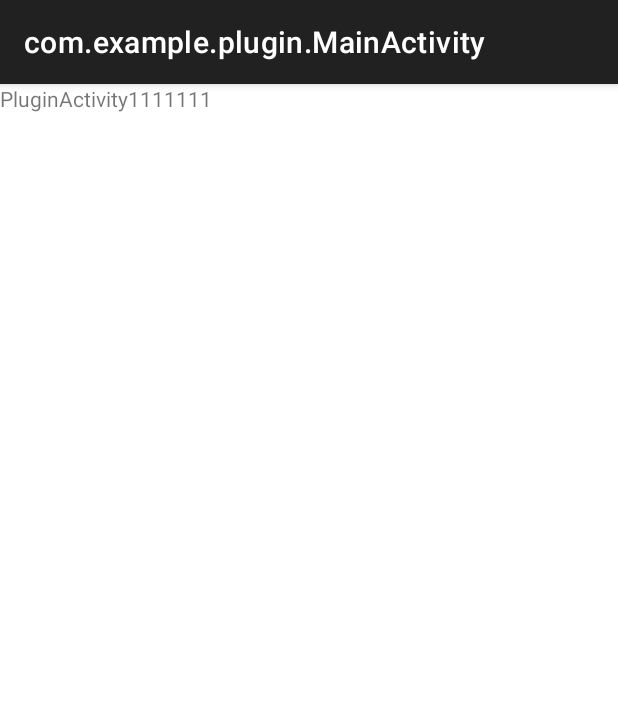
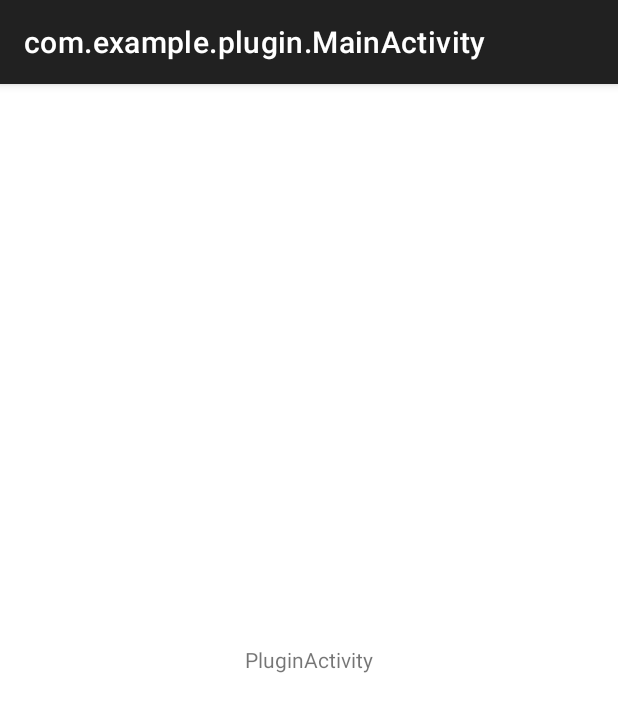
Before and after one commit to zqy789/simple_android_plugin_project, an Android app: the screen it shows after launch (MainActivity), on a phone screen of 412 x 824 dp. Shown: the top 712 px of the screen. Run offline under Robolectric (Android 15) with nearby library versions, the phone set to English and light mode, and no system bars.

Commit message:
测试约束布局case 2.0.3版本的不会发生崩溃，但是约束不能正常使用，2.1.4版本的会直接崩溃

```diff
--- a/plugin/build.gradle.kts
+++ b/plugin/build.gradle.kts
@@ -61,7 +61,9 @@ dependencies {
     implementation("androidx.core:core-ktx:1.10.1")
     implementation("androidx.appcompat:appcompat:1.6.1")
     implementation("com.google.android.material:material:1.9.0")
-    implementation("androidx.constraintlayout:constraintlayout:2.1.4")
+    //fixme 经过测试约束布局在插件中使用会发生崩溃
+    //java.lang.NullPointerException: Attempt to invoke virtual method 'int androidx.constraintlayout.core.widgets.ConstraintAnchor.getFinalValue()' on a null object reference
+    implementation("androidx.constraintlayout:constraintlayout:2.1.3")
     testImplementation("junit:junit:4.13.2")
     androidTestImplementation("androidx.test.ext:junit:1.1.5")
     androidTestImplementation("androidx.test.espresso:espresso-core:3.5.1")
--- a/plugin/src/main/res/layout/activity_main.xml
+++ b/plugin/src/main/res/layout/activity_main.xml
@@ -7,18 +7,15 @@
     android:background="#fff"
     tools:context=".MainActivity">
 
-<!--    <androidx.constraintlayout.widget.ConstraintLayout-->
-<!--        android:layout_width="match_parent"-->
-<!--        android:layout_height="match_parent">-->
     <TextView
         android:id="@+id/textView"
         android:layout_width="wrap_content"
         android:layout_height="wrap_content"
-            android:text="PluginActivity1111111"
+        android:text="PluginActivity"
+        android:layout_gravity="center"
         app:layout_constraintBottom_toBottomOf="parent"
         app:layout_constraintEnd_toEndOf="parent"
         app:layout_constraintStart_toStartOf="parent"
         app:layout_constraintTop_toTopOf="parent" />
-<!--    </androidx.constraintlayout.widget.ConstraintLayout>-->
 
 </FrameLayout>
```
Lines whose indentation alone changed are shown as unchanged.
